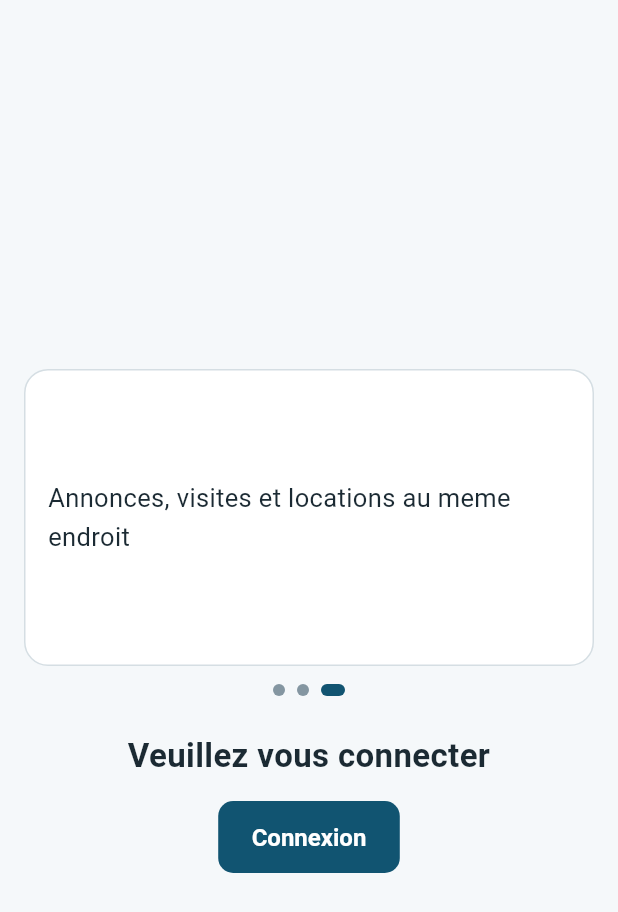
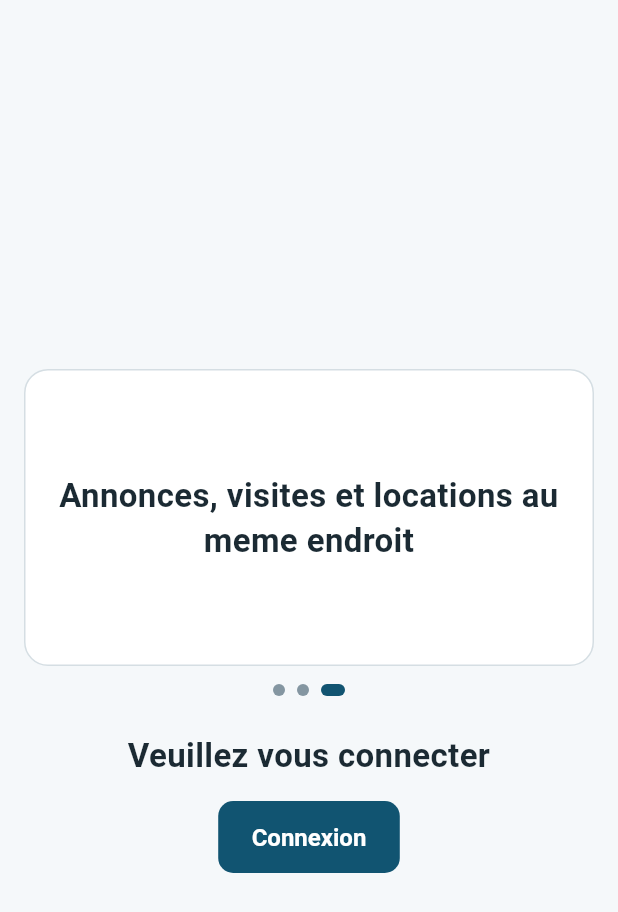
Before and after one commit to mcrepert-coder/geosmart, a Flutter app: the screen it shows after launch, on a phone screen of 412 x 824 dp. Shown: the top 912 px of the screen. Run offline on Flutter 3.47's test engine with Material 3 defaults, Android fonts, the phone set to English and light mode, and no system bars; our stand-ins replace dio, flutter_map, flutter_secure_storage, latlong2, material_ui, pdf and 2 more; accounts and stored records are empty.

Commit message:
login gate amelioré

```diff
--- a/mobile/lib/features/account/presentation/login_gate_page.dart
+++ b/mobile/lib/features/account/presentation/login_gate_page.dart
@@ -73,13 +73,13 @@ class _LoginGatePageState extends State<LoginGatePage> {
           borderRadius: BorderRadius.circular(GeoSmartDimens.radiusLg),
         ),
         child: Align(
-          alignment: Alignment.centerLeft,
+          alignment: Alignment.center,
           child: Padding(
             padding: const EdgeInsets.all(GeoSmartDimens.space4),
             child: Text(
               _slides[index % _slides.length],
-              style: GeoSmartText.bodyLg.copyWith(color: colors.text),
-              textAlign: TextAlign.left,
+              style: GeoSmartText.h2.copyWith(color: colors.text),
+              textAlign: TextAlign.center,
             ),
           ),
         ),
```
